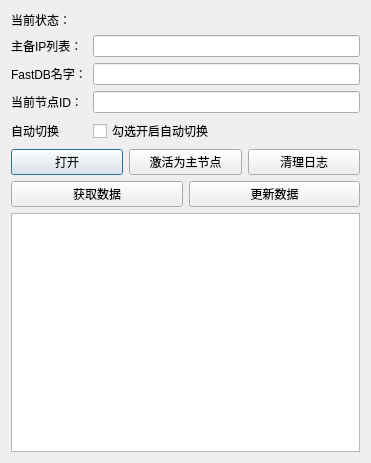
Above: replicationdemo/replicationdemo.ui from tujiaw/fastdb before the change. Below: the same form after it.
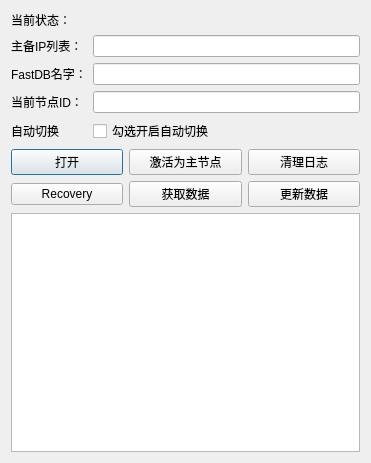
That is the form after the change.

What changed in the file:
```diff
--- a/replicationdemo/replicationdemo.ui
+++ b/replicationdemo/replicationdemo.ui
@@ -106,6 +106,13 @@
      <property name="bottomMargin">
       <number>0</number>
      </property>
+     <item>
+      <widget class="QPushButton" name="pbRecovery">
+       <property name="text">
+        <string>Recovery</string>
+       </property>
+      </widget>
+     </item>
      <item>
       <widget class="QPushButton" name="pbGetData">
        <property name="text">
```
